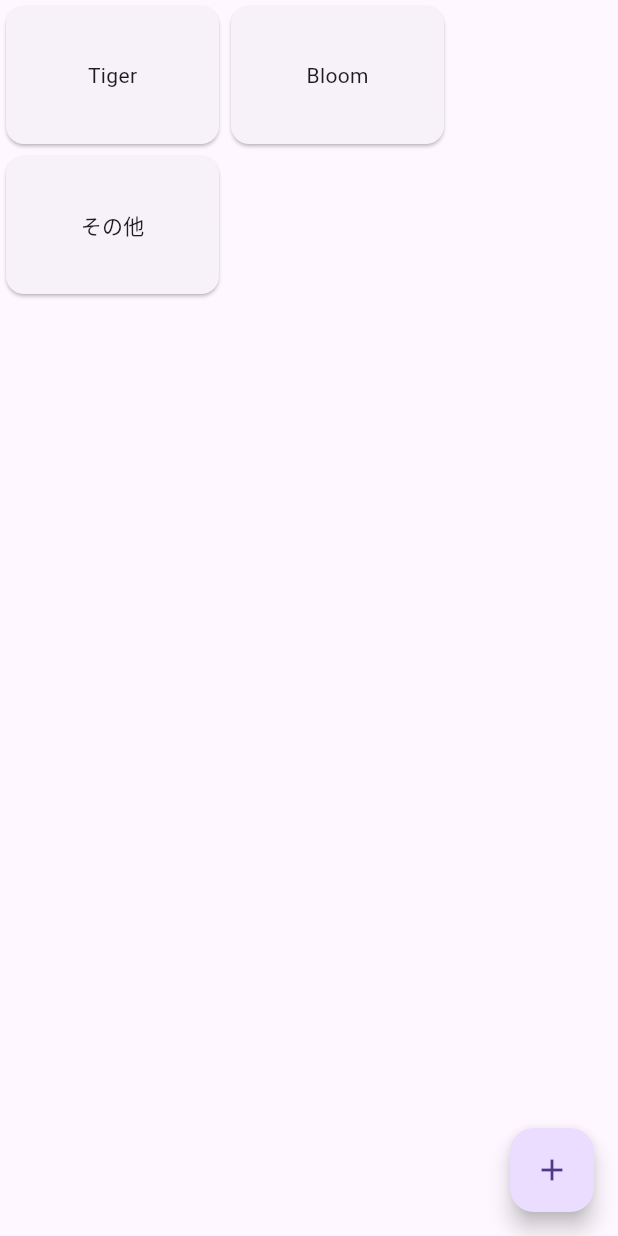
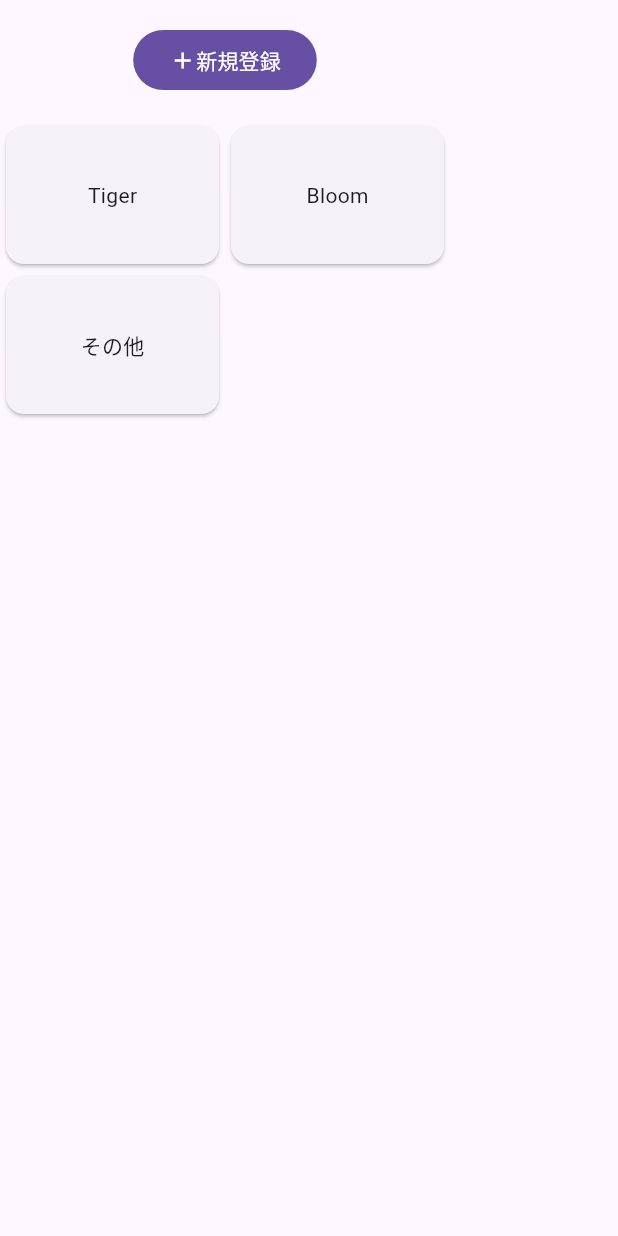
Before and after one commit to ryomar-kappa/adit, a Flutter app: the ProjectListView screen opened by its route, on a phone screen of 412 x 824 dp. Run offline on Flutter 3.47's test engine with Material 3 defaults, Android fonts, the phone set to English and light mode, and no system bars; our stand-ins replace auto_route, flutter_hooks, freezed_annotation, hooks_riverpod.

Commit message:
微調整

```diff
--- a/lib/screen/project_list/project_list_view.dart
+++ b/lib/screen/project_list/project_list_view.dart
@@ -13,13 +13,28 @@ class ProjectListView extends ConsumerWidget {
   Widget build(BuildContext context, WidgetRef ref) {
     final projectList = ref.watch(projectMasterProvider);
     return Scaffold(
-      floatingActionButton: FloatingActionButton(
-          child: const Icon(Icons.add),
-          onPressed: () =>
-              AutoRouter.of(context).push(const RegisterProjectRoute())),
-      body: Wrap(
+      body: Column(
         children: [
-          for (final project in projectList) _projectCard(project, (project) {})
+          const SizedBox(height: 16),
+          FilledButton(
+              onPressed: () =>
+                  AutoRouter.of(context).push(const RegisterProjectRoute()),
+              child: const Row(
+                mainAxisSize: MainAxisSize.min,
+                children: [
+                  Icon(Icons.add),
+                  Text('新規登録'),
+                ],
+              )),
+          const SizedBox(height: 16),
+          Expanded(
+            child: Wrap(
+              children: [
+                for (final project in projectList)
+                  _projectCard(project, (project) {})
+              ],
+            ),
+          ),
         ],
       ),
     );
@@ -40,11 +55,4 @@ class ProjectListView extends ConsumerWidget {
       ),
     );
   }
-
-  Widget _projectRow(Project project) {
-    return Container(
-      decoration: BoxDecoration(border: Border.all(color: Colors.black)),
-      child: Text(project.name.value),
-    );
-  }
 }
```
